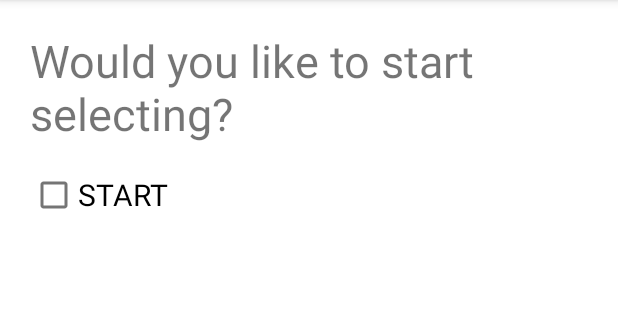
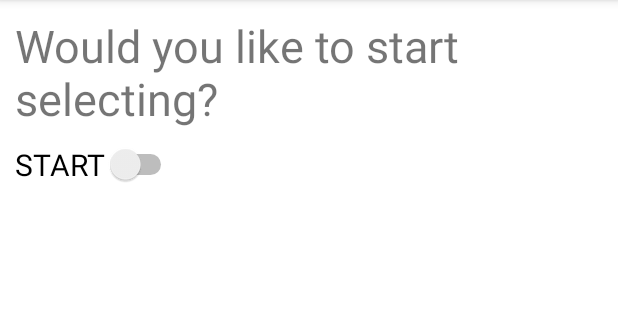
Before and after one commit to fire-irror/PetPhoto, an Android app: the screen it shows after launch (MainActivity), on a phone screen of 412 x 824 dp, the part 84-404 px from its top. Run offline under Robolectric (Android 15) with nearby library versions, the phone set to English and light mode, and no system bars.

Commit message:
직접 풀어보기 (4-3)완성

```diff
--- a/app/src/main/java/kr/hs/emirim/patphoto/MainActivity.kt
+++ b/app/src/main/java/kr/hs/emirim/patphoto/MainActivity.kt
@@ -1,9 +1,11 @@
 package kr.hs.emirim.patphoto
 
 import android.annotation.SuppressLint
+import android.location.GnssAntennaInfo.Listener
 import androidx.appcompat.app.AppCompatActivity
 import android.os.Bundle
 import android.view.View
+import android.view.View.OnClickListener
 import android.widget.*
 
 class MainActivity : AppCompatActivity() {
@@ -12,32 +14,45 @@ class MainActivity : AppCompatActivity() {
     lateinit var linear:LinearLayout
     lateinit var btnDone:Button
     lateinit var imgv:ImageView
+    lateinit var switchStart : Switch
+    lateinit var btnexit : Button
+
 
     @SuppressLint("MissingInflatedId")
     override fun onCreate(savedInstanceState: Bundle?) {
         super.onCreate(savedInstanceState)
         setContentView(R.layout.activity_main)
-        checkStart = findViewById(R.id.check_start)
+        switchStart = findViewById(R.id.switch_start)
         rg = findViewById(R.id.rg)
         linear = findViewById(R.id.linear)
         btnDone = findViewById(R.id.btn_done)
         imgv = findViewById(R.id.imgv)
+        btnexit = findViewById(R.id.btn_exit)
         linear.visibility = View.INVISIBLE
 
-        checkStart.setOnCheckedChangeListener{compoundButton, b ->
-            if(checkStart.isChecked){
+        switchStart.setOnCheckedChangeListener { compoundButton, b ->
+            if (switchStart.isChecked) {
                 linear.visibility = View.VISIBLE
-            }else{
+            } else {
                 linear.visibility = View.INVISIBLE
             }
         }
-        btnDone.setOnClickListener {
+        rg.setOnCheckedChangeListener{compoundButton, b->
             when(rg.checkedRadioButtonId){
                 R.id.radio_dog -> imgv.setImageResource(R.drawable.dog)
+                R.id.radio_rabbit -> imgv.setImageResource(R.drawable.rab)
                 R.id.radio_cat -> imgv.setImageResource(R.drawable.cat)
-                R.id.radio_rabbit -> imgv.setImageResource(R.drawable.rab)
-                else -> Toast.makeText(applicationContext, "check a radio button", Toast.LENGTH_SHORT).show()
+            }
+        }
+        btnDone.setOnClickListener(btnListener)
+        btnexit.setOnClickListener(btnListener)
+    }
+
+
+        var btnListener = OnClickListener{
+            when(it.id){
+                R.id.btn_done -> finish()
+                R.id.btn_exit -> linear.visibility = View.INVISIBLE
             }
         }
     }
-}
--- a/app/src/main/res/layout/activity_main.xml
+++ b/app/src/main/res/layout/activity_main.xml
@@ -5,7 +5,7 @@
     android:layout_width="match_parent"
     android:layout_height="match_parent"
     android:orientation="vertical"
-    android:padding="@dimen/padding_medium"
+    android:padding="@dimen/padding_small"
     tools:context=".MainActivity">
 
     <TextView
@@ -15,8 +15,8 @@
         android:textSize="@dimen/text_size_large"
         android:layout_marginBottom="@dimen/margin_small"/>
 
-    <CheckBox
-        android:id="@+id/check_start"
+    <Switch
+        android:id="@+id/switch_start"
         android:layout_width="wrap_content"
         android:layout_height="wrap_content"
         android:text="@string/check_start"
@@ -60,6 +60,15 @@
                 android:text="@string/radio_rabbit"
                 android:textSize="@dimen/text_size_medium"/>
         </RadioGroup>
+
+        <ImageView
+            android:id="@+id/imgv"
+            android:layout_width="match_parent"
+            android:layout_height="200dp"
+            android:scaleType="fitCenter"
+            android:src="@drawable/dog"
+            />
+
         <Button
             android:id="@+id/btn_done"
             android:layout_width="wrap_content"
@@ -67,14 +76,13 @@
             android:text="@string/btn_done"
             android:textStyle="bold"
             android:layout_margin="@dimen/margin_medium"/>
-        <ImageView
-            android:id="@+id/imgv"
-            android:layout_width="match_parent"
+        <Button
+            android:id="@+id/btn_exit"
+            android:layout_width="wrap_content"
             android:layout_height="wrap_content"
-            android:adjustViewBounds="true"
-            android:src="@drawable/dog"
-            />
-
+            android:text="@string/btn_exit"
+            android:textStyle="bold"
+            android:layout_margin="@dimen/margin_medium"/>
 
     </LinearLayout>
 </LinearLayout>
--- a/app/src/main/res/values/strings.xml
+++ b/app/src/main/res/values/strings.xml
@@ -6,7 +6,8 @@
     <string name="radio_dog">DOG</string>
     <string name="radio_cat">CAT</string>
     <string name="radio_rabbit">RABBIT</string>
-    <string name="btn_done">DONE</string>
+    <string name="btn_done">종료</string>
+    <string name="btn_exit">처음으로</string>
 
 
 
```
